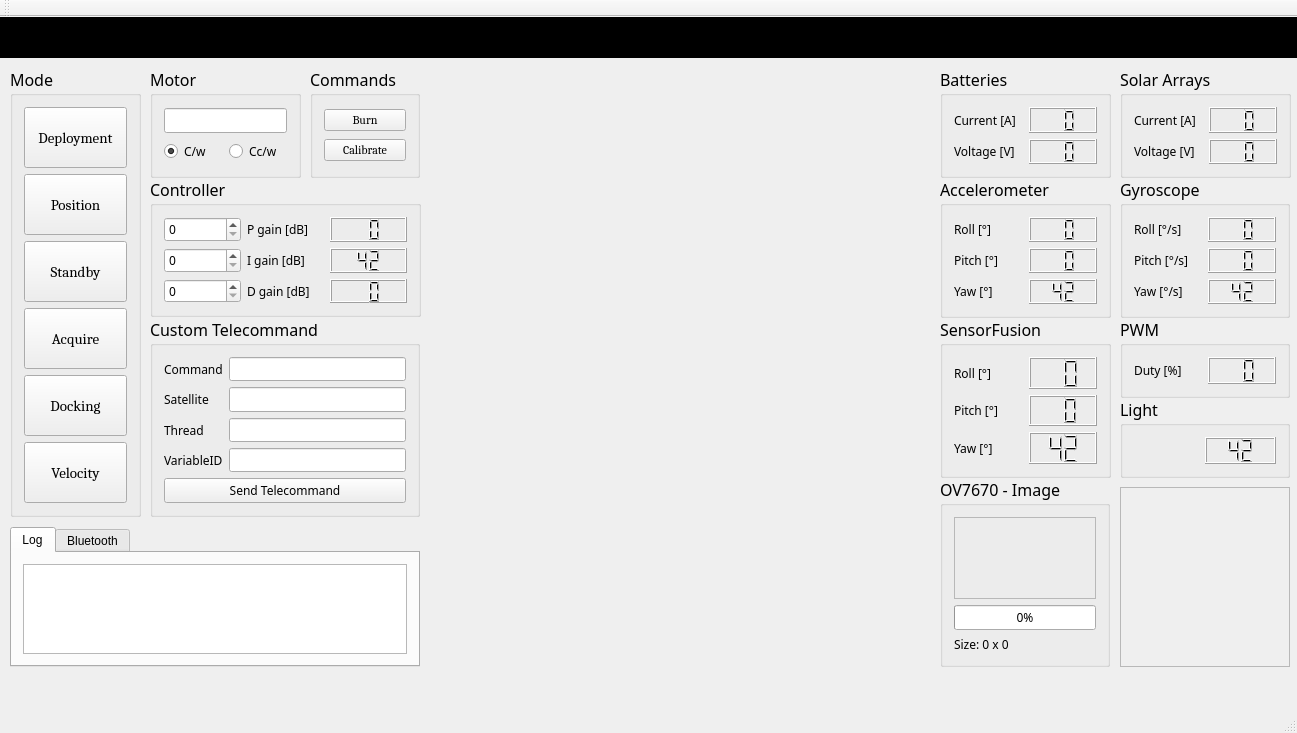
This is groundstation.ui in Angele-/FloatSat_GroundStation as Qt 5 draws it before an edit. The edited form follows.
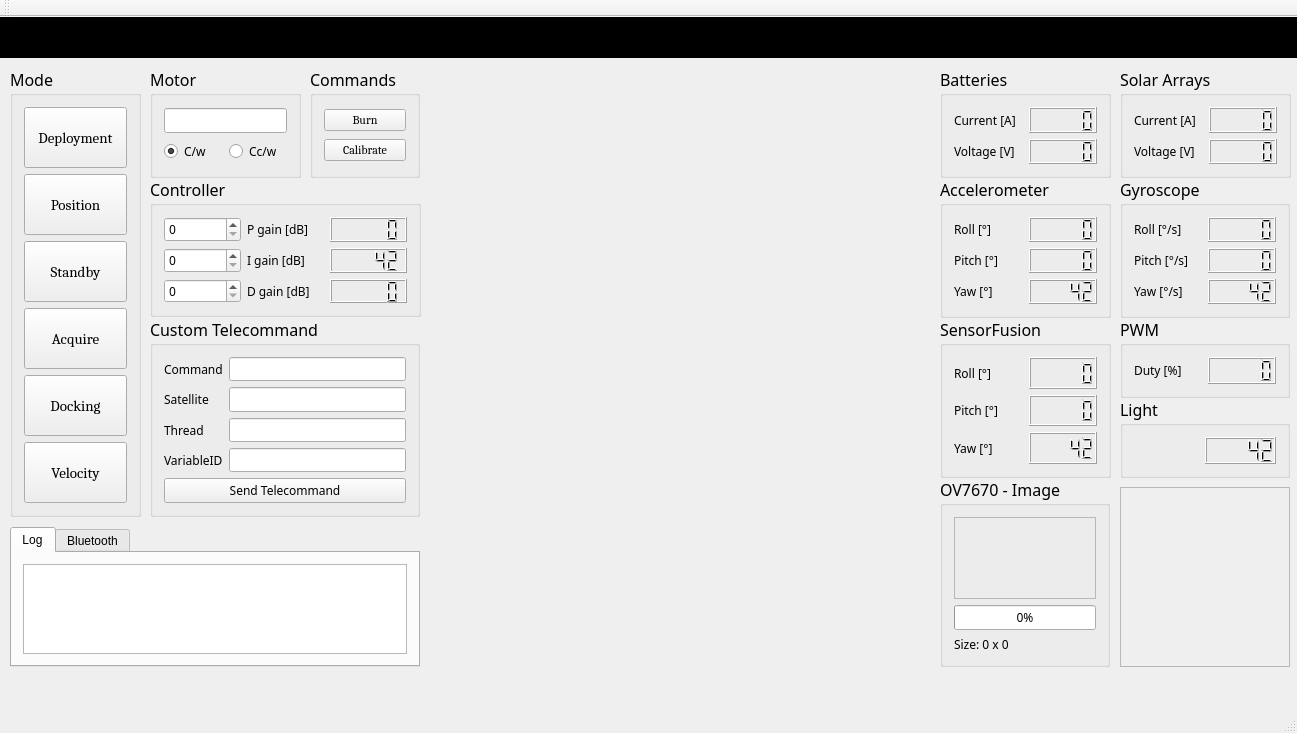
This is the edited form. Custom widgets are drawn as their Qt base class.

```diff
--- a/groundstation.ui
+++ b/groundstation.ui
@@ -396,9 +396,6 @@
          <pointsize>9</pointsize>
         </font>
        </property>
-       <property name="digitCount">
-        <number>2</number>
-       </property>
       </widget>
      </item>
      <item row="0" column="1">
@@ -408,9 +405,6 @@
          <pointsize>9</pointsize>
         </font>
        </property>
-       <property name="digitCount">
-        <number>2</number>
-       </property>
       </widget>
      </item>
      <item row="0" column="0">
@@ -642,9 +636,6 @@
          <pointsize>9</pointsize>
         </font>
        </property>
-       <property name="digitCount">
-        <number>2</number>
-       </property>
       </widget>
      </item>
     </layout>
@@ -691,9 +682,6 @@
          <pointsize>9</pointsize>
         </font>
        </property>
-       <property name="digitCount">
-        <number>2</number>
-       </property>
       </widget>
      </item>
      <item row="1" column="0">
@@ -717,9 +705,6 @@
          <pointsize>9</pointsize>
         </font>
        </property>
-       <property name="digitCount">
-        <number>2</number>
-       </property>
       </widget>
      </item>
     </layout>
@@ -766,9 +751,6 @@
          <pointsize>9</pointsize>
         </font>
        </property>
-       <property name="digitCount">
-        <number>2</number>
-       </property>
       </widget>
      </item>
      <item row="2" column="1">
@@ -778,9 +760,6 @@
          <pointsize>9</pointsize>
         </font>
        </property>
-       <property name="digitCount">
-        <number>2</number>
-       </property>
        <property name="intValue" stdset="0">
         <number>42</number>
        </property>
@@ -807,9 +786,6 @@
          <pointsize>9</pointsize>
         </font>
        </property>
-       <property name="digitCount">
-        <number>2</number>
-       </property>
       </widget>
      </item>
      <item row="1" column="0">
@@ -890,9 +866,6 @@
          <pointsize>9</pointsize>
         </font>
        </property>
-       <property name="digitCount">
-        <number>2</number>
-       </property>
        <property name="intValue" stdset="0">
         <number>42</number>
        </property>
@@ -919,9 +892,6 @@
          <pointsize>9</pointsize>
         </font>
        </property>
-       <property name="digitCount">
-        <number>2</number>
-       </property>
       </widget>
      </item>
      <item row="0" column="1">
@@ -931,9 +901,6 @@
          <pointsize>9</pointsize>
         </font>
        </property>
-       <property name="digitCount">
-        <number>2</number>
-       </property>
       </widget>
      </item>
     </layout>
@@ -966,9 +933,6 @@
          <pointsize>9</pointsize>
         </font>
        </property>
-       <property name="digitCount">
-        <number>2</number>
-       </property>
       </widget>
      </item>
      <item row="1" column="0">
@@ -1006,9 +970,6 @@
          <pointsize>9</pointsize>
         </font>
        </property>
-       <property name="digitCount">
-        <number>2</number>
-       </property>
       </widget>
      </item>
      <item row="2" column="0">
@@ -1032,9 +993,6 @@
          <pointsize>9</pointsize>
         </font>
        </property>
-       <property name="digitCount">
-        <number>2</number>
-       </property>
        <property name="intValue" stdset="0">
         <number>42</number>
        </property>
@@ -1275,24 +1233,13 @@
       </widget>
      </item>
      <item row="0" column="2">
-      <widget class="QLCDNumber" name="lcdNumber_22">
-       <property name="digitCount">
-        <number>2</number>
-       </property>
-      </widget>
+      <widget class="QLCDNumber" name="lcdNumber_22"/>
      </item>
      <item row="2" column="2">
-      <widget class="QLCDNumber" name="lcdNumber_24">
-       <property name="digitCount">
-        <number>2</number>
-       </property>
-      </widget>
+      <widget class="QLCDNumber" name="lcdNumber_24"/>
      </item>
      <item row="1" column="2">
       <widget class="QLCDNumber" name="lcdNumber_23">
-       <property name="digitCount">
-        <number>2</number>
-       </property>
        <property name="intValue" stdset="0">
         <number>42</number>
        </property>
@@ -1358,9 +1305,6 @@
          <pointsize>9</pointsize>
         </font>
        </property>
-       <property name="digitCount">
-        <number>2</number>
-       </property>
        <property name="intValue" stdset="0">
         <number>42</number>
        </property>
```
Left out of the diff: 15 changed lines with no effect on the pictures.
